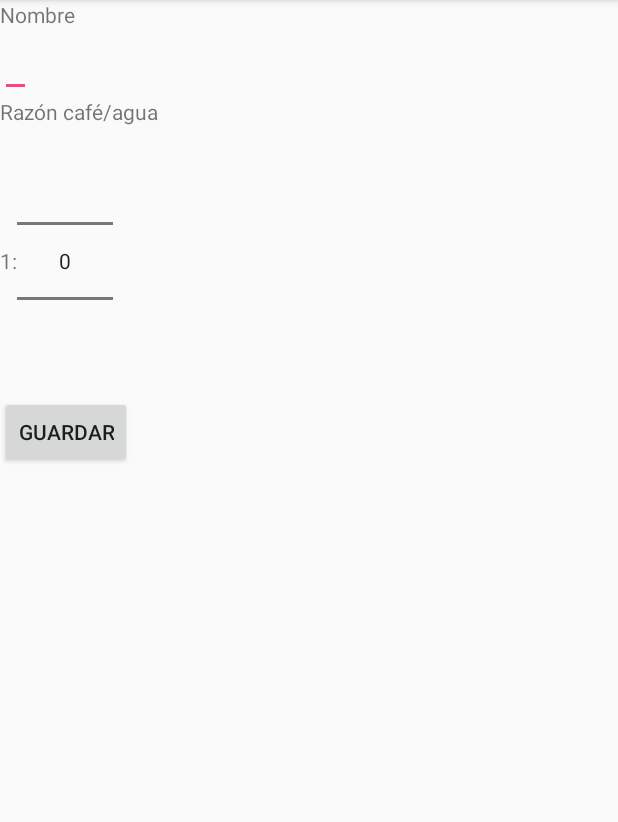
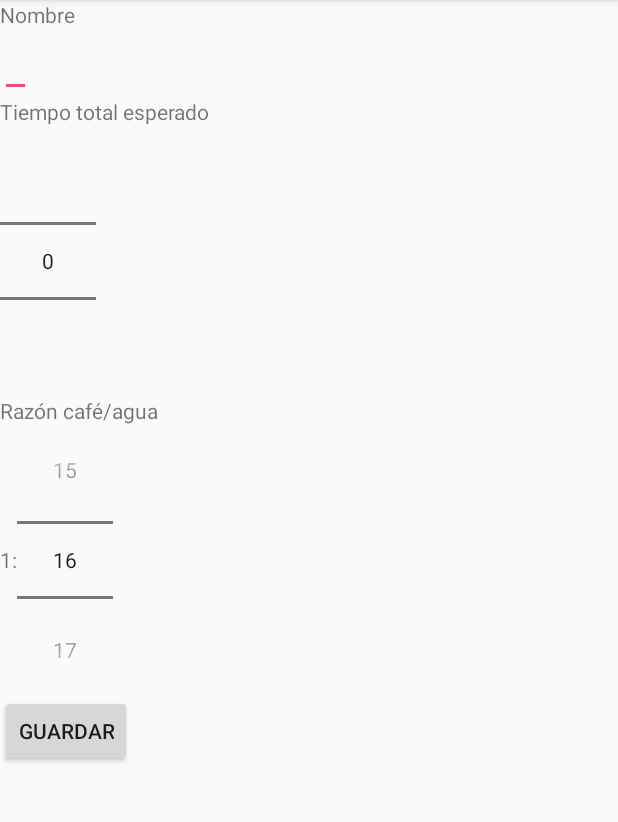
Before and after one commit to juanfel/YACA, an Android app: the NewRecipeActivity screen opened directly, with no data from a screen before it, on a phone screen of 412 x 824 dp, the part 84-906 px from its top. Run offline under Robolectric (Android 15) with nearby library versions, the phone set to English and light mode, and no system bars.

```diff
--- a/app/src/main/java/com/juanfel/yaca/NewRecipeActivity.java
+++ b/app/src/main/java/com/juanfel/yaca/NewRecipeActivity.java
@@ -1,11 +1,11 @@
 package com.juanfel.yaca;
 
 import android.content.Intent;
-import android.provider.ContactsContract;
 import android.support.v7.app.AppCompatActivity;
 import android.os.Bundle;
 import android.view.View;
 import android.widget.Button;
+import android.widget.NumberPicker;
 import android.widget.TextView;
 
 /**
@@ -19,6 +19,14 @@ public class NewRecipeActivity extends AppCompatActivity {
         setContentView(R.layout.activity_new_recipe);
 
         final TextView titleView = (TextView)findViewById(R.id.new_recipe_title);
+
+        final NumberPicker timer = (NumberPicker)findViewById(R.id.new_recipe_time);
+        timer.setMinValue(0);
+
+        final NumberPicker ratio = (NumberPicker)findViewById(R.id.new_recipe_ratio);
+        ratio.setMinValue(0);
+        ratio.setMaxValue(100); //Usualmente los ratio están entre 1:4 a 1:20, siendo el mas usual 1:16
+        ratio.setValue(16);
 
         Button saveButton = (Button)findViewById(R.id.new_recipe_save_button);
 
--- a/app/src/main/res/layout/activity_new_recipe.xml
+++ b/app/src/main/res/layout/activity_new_recipe.xml
@@ -14,6 +14,14 @@
         android:layout_width="wrap_content"
         android:layout_height="wrap_content"
         android:id="@+id/new_recipe_title"/>
+    <TextView
+        android:layout_width="wrap_content"
+        android:layout_height="wrap_content"
+        android:text="@string/new_recipe_time_title"/>
+    <NumberPicker
+        android:layout_width="wrap_content"
+        android:layout_height="wrap_content"
+        android:id="@+id/new_recipe_time"/>
     <TextView
         android:layout_width="wrap_content"
         android:layout_height="wrap_content"
```
